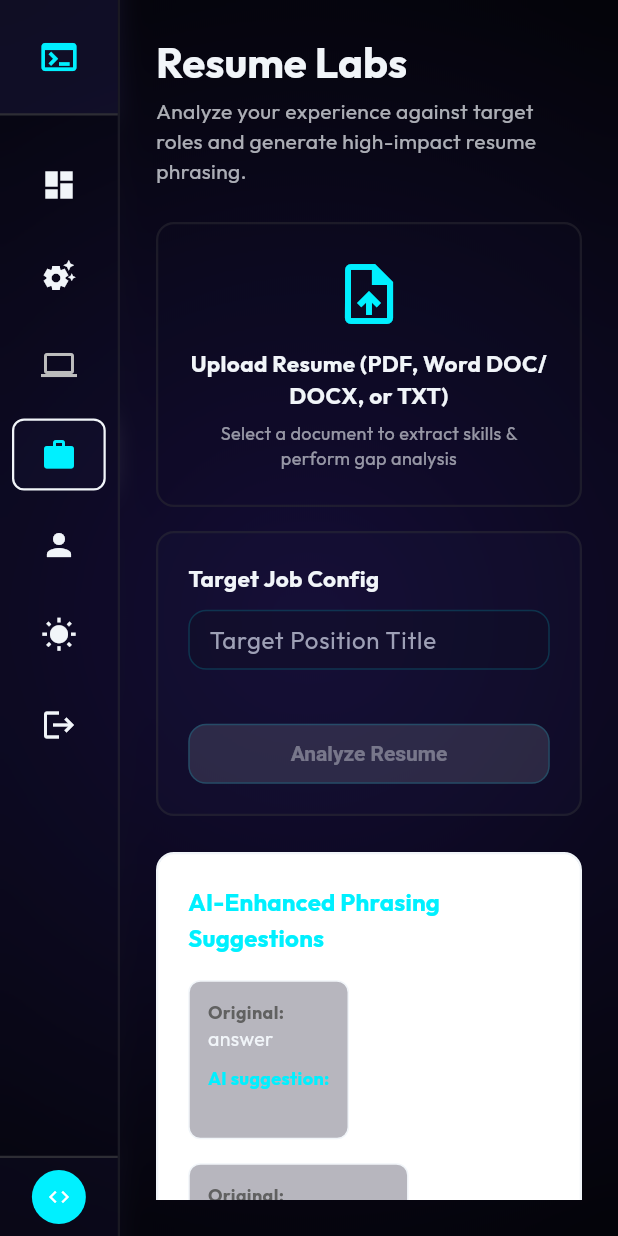
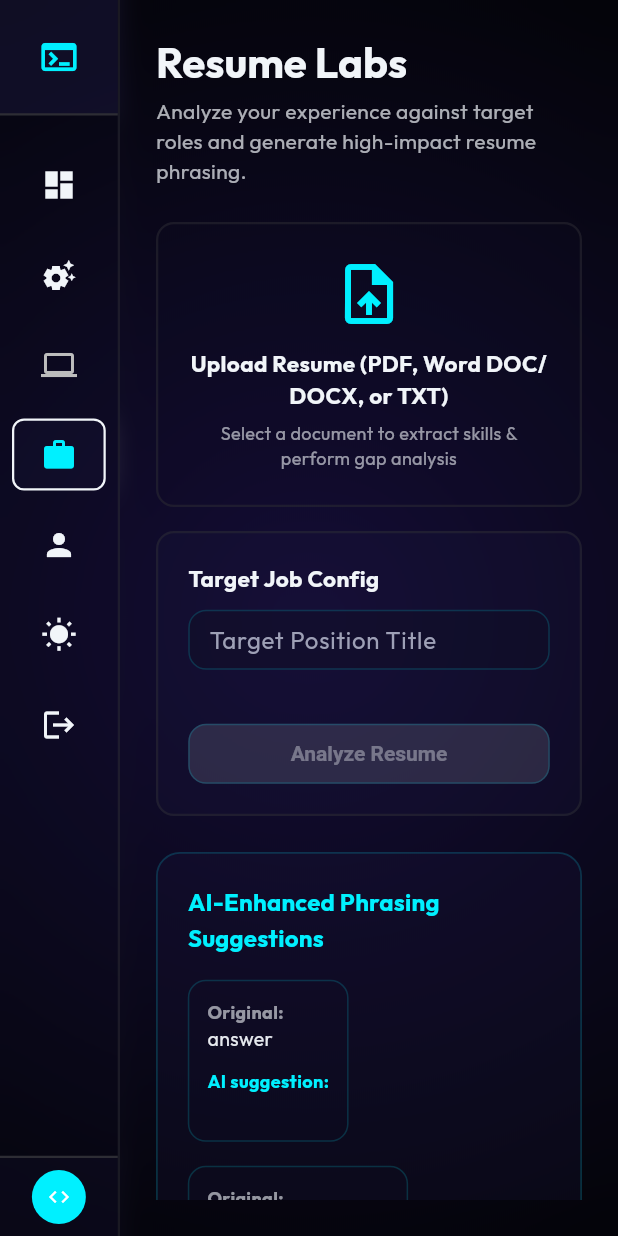
Before and after one commit to jjvyas/AiInterviewer, a Flutter app: the screen it shows once a user with an empty profile is signed in, after a tap on the "settings suggest" icon, after a tap on the "work" icon, on a phone screen of 412 x 824 dp. Run offline on Flutter 3.47's test engine with Material 3 defaults, Android fonts, the phone set to English and light mode, and no system bars; our stand-ins replace dio, file_picker, flutter_markdown, flutter_riverpod, google_fonts, supabase_flutter; accounts and stored records are empty.

Commit message:
Fix Resume Labs white cards in dark mode and document changes in walkthrough

```diff
--- a/frontend/lib/views/resume_labs_view.dart
+++ b/frontend/lib/views/resume_labs_view.dart
@@ -178,9 +178,9 @@ class _ResumeLabsViewState extends ConsumerState<ResumeLabsView> {
     return Container(
       padding: const EdgeInsets.all(20),
       decoration: BoxDecoration(
-        color: Colors.white,
-        border: Border.all(color: AppTheme.textDark, width: 1.5),
-        borderRadius: BorderRadius.circular(12),
+        color: AppTheme.cardBg,
+        border: Border.all(color: AppTheme.borderColor, width: 1.2),
+        borderRadius: BorderRadius.circular(16),
       ),
       child: Column(
         crossAxisAlignment: CrossAxisAlignment.start,
@@ -198,9 +198,9 @@ class _ResumeLabsViewState extends ConsumerState<ResumeLabsView> {
               margin: const EdgeInsets.only(bottom: 16),
               padding: const EdgeInsets.all(12),
               decoration: BoxDecoration(
-                color: AppTheme.panelBg.withValues(alpha: 0.3),
-                border: Border.all(color: AppTheme.textDark, width: 1),
-                borderRadius: BorderRadius.circular(8),
+                color: AppTheme.panelBg,
+                border: Border.all(color: AppTheme.borderColor, width: 1.0),
+                borderRadius: BorderRadius.circular(12),
               ),
               child: Column(
                 crossAxisAlignment: CrossAxisAlignment.start,
@@ -210,11 +210,17 @@ class _ResumeLabsViewState extends ConsumerState<ResumeLabsView> {
                     style: TextStyle(
                       fontWeight: FontWeight.bold,
                       fontSize: 12,
-                      color: Colors.grey.shade700,
+                      color: AppTheme.textDark.withValues(alpha: 0.6),
                     ),
                   ),
-                  Text(entry.key, style: const TextStyle(fontSize: 13)),
-                  const SizedBox(height: 8),
+                  Text(
+                    entry.key,
+                    style: TextStyle(
+                      fontSize: 13,
+                      color: AppTheme.textDark.withValues(alpha: 0.95),
+                    ),
+                  ),
+                  const SizedBox(height: 10),
                   Text(
                     "AI suggestion:",
                     style: TextStyle(
@@ -225,9 +231,10 @@ class _ResumeLabsViewState extends ConsumerState<ResumeLabsView> {
                   ),
                   Text(
                     entry.value,
-                    style: const TextStyle(
+                    style: TextStyle(
                       fontSize: 13,
                       fontWeight: FontWeight.bold,
+                      color: AppTheme.textDark,
                     ),
                   ),
                 ],
@@ -243,9 +250,9 @@ class _ResumeLabsViewState extends ConsumerState<ResumeLabsView> {
     return Container(
       padding: const EdgeInsets.all(20),
       decoration: BoxDecoration(
-        color: Colors.white,
-        border: Border.all(color: AppTheme.textDark, width: 1.5),
-        borderRadius: BorderRadius.circular(12),
+        color: AppTheme.cardBg,
+        border: Border.all(color: AppTheme.borderColor, width: 1.2),
+        borderRadius: BorderRadius.circular(16),
       ),
       child: Column(
         crossAxisAlignment: CrossAxisAlignment.start,
@@ -263,7 +270,7 @@ class _ResumeLabsViewState extends ConsumerState<ResumeLabsView> {
             styleSheet: MarkdownStyleSheet(
               h1: TextStyle(fontSize: 18, fontWeight: FontWeight.bold, color: AppTheme.textDark, height: 1.5),
               h2: TextStyle(fontSize: 15, fontWeight: FontWeight.bold, color: AppTheme.accentHighlight, height: 1.4),
-              p: const TextStyle(fontSize: 13, height: 1.4),
+              p: TextStyle(fontSize: 13, height: 1.4, color: AppTheme.textDark.withValues(alpha: 0.95)),
               listBullet: TextStyle(color: AppTheme.accentHighlight),
             ),
           ),
```
